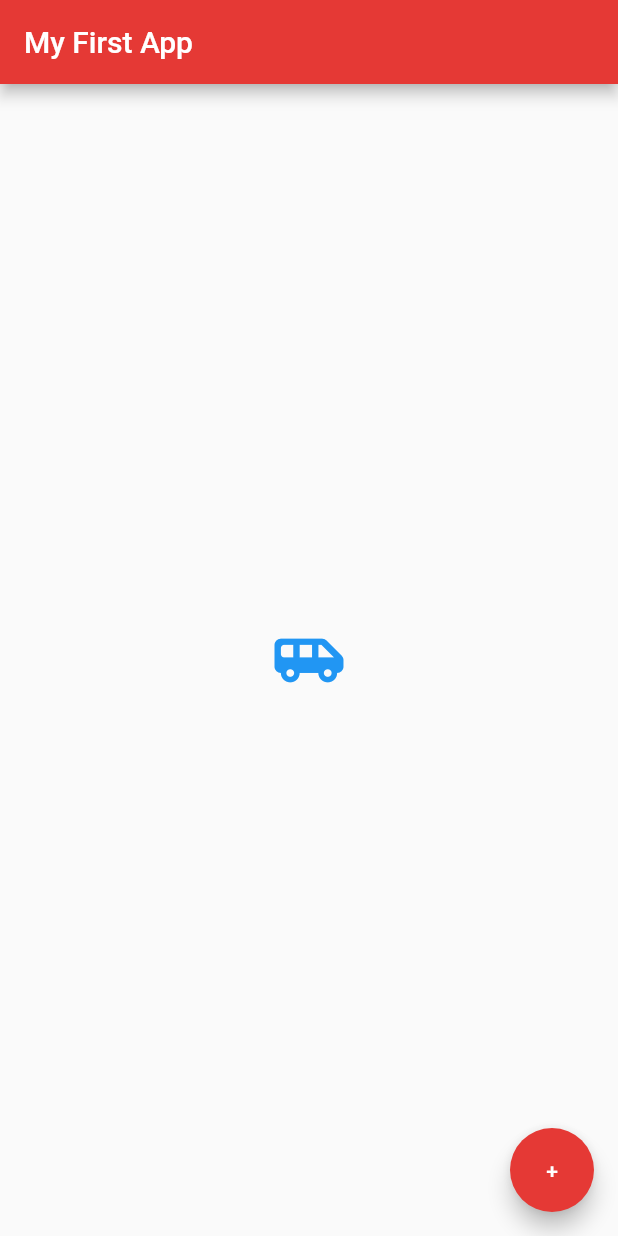
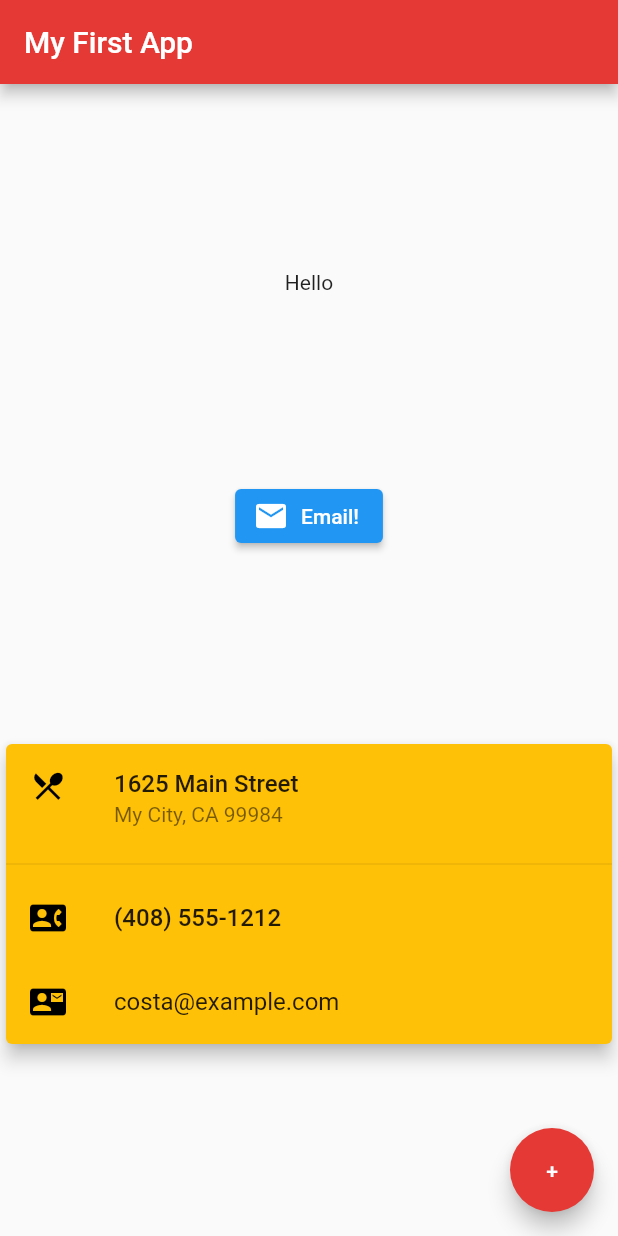
Before and after one commit to Karan9034/firstapp-flutter, a Flutter app: the screen it shows after launch, on a phone screen of 412 x 824 dp. Run offline on Flutter 3.47's test engine with Material 2 defaults, Android fonts, the phone set to English and light mode, and no system bars.

Commit message:
Buttons and Icons

```diff
--- a/lib/main.dart
+++ b/lib/main.dart
@@ -25,12 +25,51 @@ class Home extends StatelessWidget {
         title: Text('My First App'),
         backgroundColor: Colors.red[600],
       ),
-      body: Center(
-        child: Icon(
-          Icons.airport_shuttle_rounded,
-          size: 50,
-          color: Colors.blue,
-        ),
+      body: Column(
+        mainAxisAlignment: MainAxisAlignment.spaceEvenly,
+        children: [
+          Text('Hello'),
+          Center(
+            child: ElevatedButton.icon(
+              onPressed: () {print('clicked');},
+              icon: Icon(Icons.mail),
+              label: Text('Email!'),
+            ),
+          ),
+          Card(
+            color: Colors.amber,
+            elevation: 5.0,
+            child: Column(
+              children: [
+                ListTile(
+                  title: Text('1625 Main Street',
+                      style: TextStyle(fontWeight: FontWeight.w500)),
+                  subtitle: Text('My City, CA 99984'),
+                  leading: Icon(
+                    Icons.restaurant_menu,
+                    color: Colors.black,
+                  ),
+                ),
+                Divider(),
+                ListTile(
+                  title: Text('(408) 555-1212',
+                      style: TextStyle(fontWeight: FontWeight.w500)),
+                  leading: Icon(
+                    Icons.contact_phone,
+                    color: Colors.black,
+                  ),
+                ),
+                ListTile(
+                  title: Text('costa@example.com'),
+                  leading: Icon(
+                    Icons.contact_mail,
+                    color: Colors.black,
+                  ),
+                ),
+              ],
+            ),
+          )
+        ],
       ),
       floatingActionButton: FloatingActionButton(
         onPressed: () {},
```
